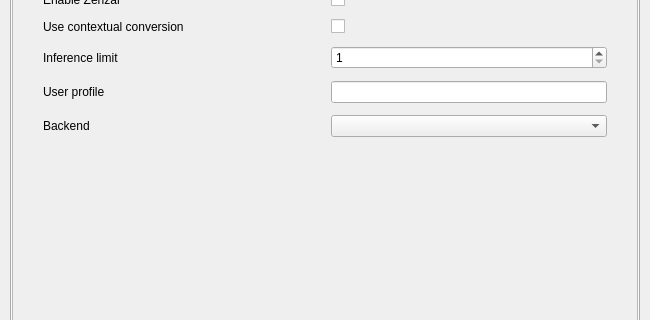
Before: the Qt Designer form hazkey-settings/mainwindow.ui in presire/hazkey-community, drawn with Qt 5; both pictures show x 0 to 650 and y 105 to 425 of the 650 by 600 pixel window.
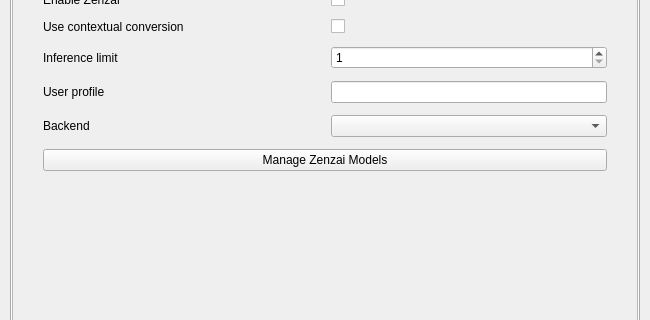
After: the same form once the commit is applied. The open tabs and pages were chosen to show the change. Icons and pictures are not drawn.

Commit message:
feat: add explicit Zenzai model management and bump version to 0.2.9
- Store verified Zenzai GGUF models independently and activate only the model selected by the user.
- Add model download status, explicit activation, individual deletion, and safe legacy model migration.
- Add regression tests for model storage, symlink switching, migration, and deletion.
- Update version metadata for the core, client, server, settings UI, and add-on metadata.

Patch:
```diff
--- a/hazkey-settings/mainwindow.ui
+++ b/hazkey-settings/mainwindow.ui
@@ -1723,6 +1723,13 @@
                </property>
               </widget>
              </item>
+             <item row="5" column="0" colspan="2">
+              <widget class="QPushButton" name="manageZenzaiModels">
+               <property name="text">
+                <string>Manage Zenzai Models</string>
+               </property>
+              </widget>
+             </item>
             </layout>
            </item>
            <item>
```
The commit also changes 11 other files.
